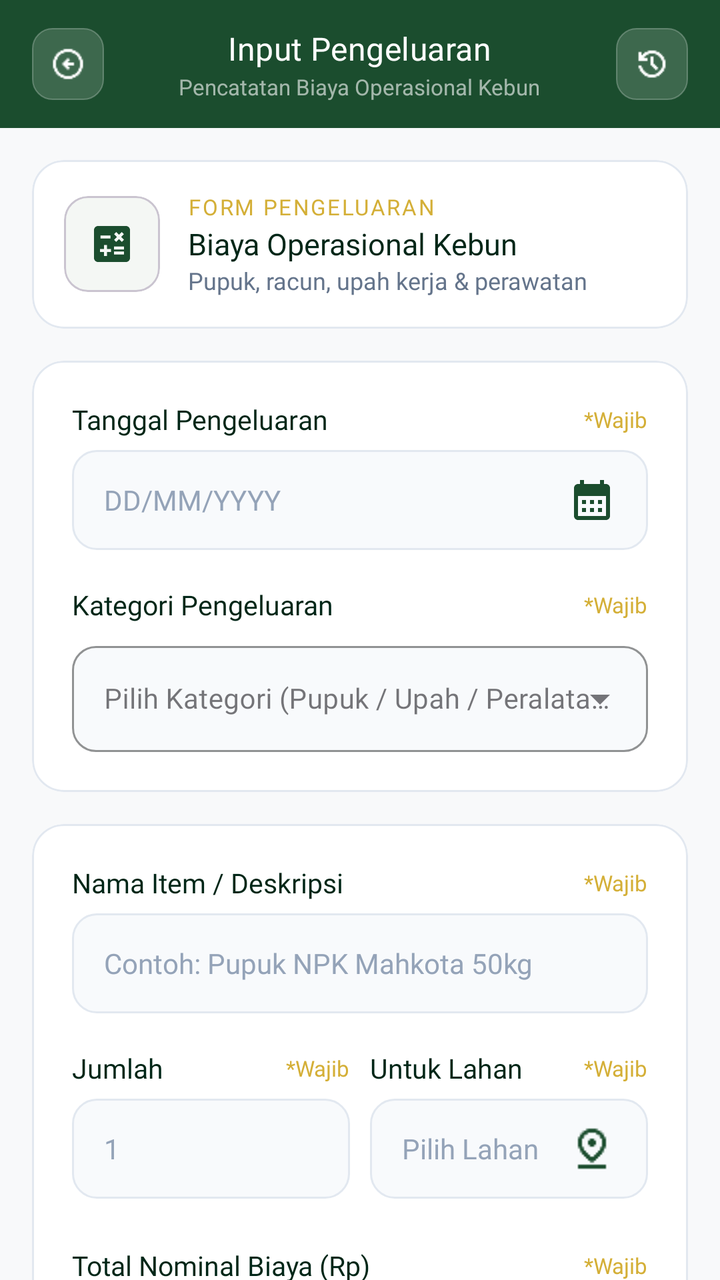
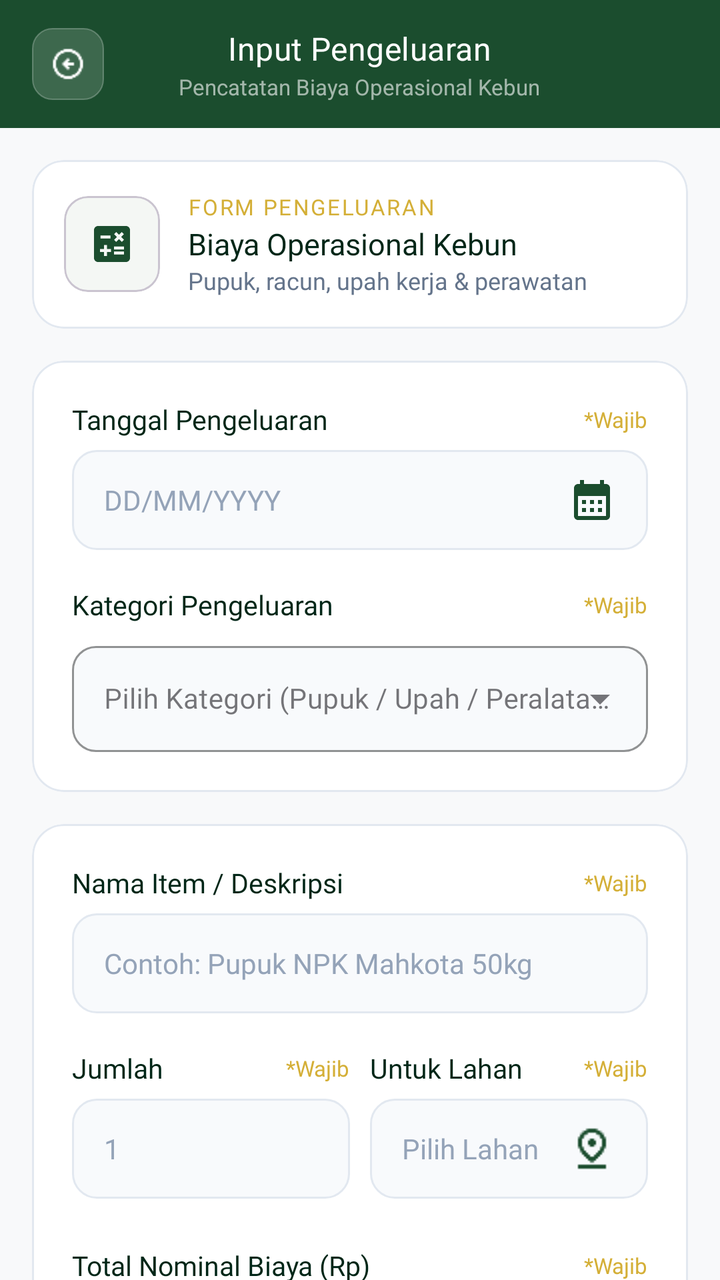

Compare the two renders of this Android layout. The source of the first and the diff that turns it into the second are given below.
<!-- AndroidManifest.xml: application theme Theme.Notasawit -->
<!-- res/layout/activity_input_pengeluaran.xml -->
<?xml version="1.0" encoding="utf-8"?>
<androidx.constraintlayout.widget.ConstraintLayout
    xmlns:android="http://schemas.android.com/apk/res/android"
    xmlns:app="http://schemas.android.com/apk/res-auto"
    xmlns:tools="http://schemas.android.com/tools"
    android:id="@+id/main"
    android:layout_width="match_parent"
    android:layout_height="match_parent"
    android:background="#F8F9FA"
    tools:context=".Pengeluaran.InputPengeluaranActivity">

    
    <LinearLayout
        android:id="@+id/toolbar"
        android:layout_width="match_parent"
        android:layout_height="wrap_content"
        android:orientation="vertical"
        app:layout_constraintTop_toTopOf="parent">

        <LinearLayout
            android:layout_width="match_parent"
            android:layout_height="64dp"
            android:orientation="horizontal"
            android:gravity="center_vertical"
            android:paddingStart="16dp"
            android:paddingEnd="16dp"
            android:background="@drawable/bg_toolbar_gradient">

            
            <LinearLayout
                android:id="@+id/btnBack"
                android:layout_width="36dp"
                android:layout_height="36dp"
                android:gravity="center"
                android:background="@drawable/bg_toolbar_btn"
                android:clickable="true"
                android:focusable="true">

                <ImageView
                    android:layout_width="18dp"
                    android:layout_height="18dp"
                    android:src="@drawable/ic_arrow_left"
                    app:tint="#FFFFFF"
                    android:contentDescription="Kembali" />
            </LinearLayout>

            
            <LinearLayout
                android:layout_width="0dp"
                android:layout_height="wrap_content"
                android:layout_weight="1"
                android:orientation="vertical"
                android:gravity="center_horizontal"
                android:layout_marginStart="12dp"
                android:layout_marginEnd="12dp">

                <TextView
                    android:layout_width="wrap_content"
                    android:layout_height="wrap_content"
                    android:text="Input Pengeluaran"
                    android:textColor="#FFFFFF"
                    android:textSize="16sp"
                    android:fontFamily="@font/poppins_bold"
                    android:letterSpacing="0.01" />

                <TextView
                    android:layout_width="wrap_content"
                    android:layout_height="wrap_content"
                    android:text="Pencatatan Biaya Operasional Kebun"
                    android:textColor="#99FFFFFF"
                    android:textSize="11sp"
                    android:layout_marginTop="1dp" />
            </LinearLayout>

            
            <LinearLayout
                android:id="@+id/btnRiwayat"
                android:layout_width="36dp"
                android:layout_height="36dp"
                android:gravity="center"
                android:background="@drawable/bg_toolbar_btn"
                android:clickable="true"
                android:focusable="true">

                <ImageView
                    android:layout_width="18dp"
                    android:layout_height="18dp"
                    android:src="@drawable/ic_history"
                    app:tint="#FFFFFF"
                    android:contentDescription="Riwayat" />
            </LinearLayout>

        </LinearLayout>

    </LinearLayout>

    
    <androidx.core.widget.NestedScrollView
        android:layout_width="match_parent"
        android:layout_height="0dp"
        android:fillViewport="true"
        app:layout_constraintTop_toBottomOf="@id/toolbar"
        app:layout_constraintBottom_toBottomOf="parent">

        <LinearLayout
            android:layout_width="match_parent"
            android:layout_height="wrap_content"
            android:orientation="vertical"
            android:padding="16dp">

            
            <com.google.android.material.card.MaterialCardView
                android:layout_width="match_parent"
                android:layout_height="wrap_content"
                android:layout_marginBottom="16dp"
                app:cardCornerRadius="16dp"
                app:cardElevation="0dp"
                app:strokeWidth="1dp"
                app:strokeColor="#E2E8F0"
                app:cardBackgroundColor="#FFFFFF">

                <LinearLayout
                    android:layout_width="match_parent"
                    android:layout_height="wrap_content"
                    android:orientation="horizontal"
                    android:padding="16dp"
                    android:gravity="center_vertical">

                    <com.google.android.material.card.MaterialCardView
                        android:layout_width="48dp"
                        android:layout_height="48dp"
                        app:cardCornerRadius="12dp"
                        app:cardElevation="0dp"
                        app:cardBackgroundColor="#F4F7F4">

                        <ImageView
                            android:layout_width="24dp"
                            android:layout_height="24dp"
                            android:layout_gravity="center"
                            android:src="@drawable/ic_calculator"
                            app:tint="@color/primary"
                            android:contentDescription="Icon Pengeluaran" />
                    </com.google.android.material.card.MaterialCardView>

                    <LinearLayout
                        android:layout_width="0dp"
                        android:layout_height="wrap_content"
                        android:layout_weight="1"
                        android:orientation="vertical"
                        android:layout_marginStart="14dp">

                        <TextView
                            android:layout_width="wrap_content"
                            android:layout_height="wrap_content"
                            android:text="FORM PENGELUARAN"
                            android:textColor="@color/secondary"
                            android:textSize="11sp"
                            android:fontFamily="@font/poppins_bold"
                            android:letterSpacing="0.08" />

                        <TextView
                            android:layout_width="wrap_content"
                            android:layout_height="wrap_content"
                            android:text="Biaya Operasional Kebun"
                            android:textColor="@color/tertiary"
                            android:textSize="15sp"
                            android:fontFamily="@font/poppins_bold"
                            android:layout_marginTop="1dp" />

                        <TextView
                            android:layout_width="wrap_content"
                            android:layout_height="wrap_content"
                            android:text="Pupuk, racun, upah kerja &amp; perawatan"
                            android:textColor="#64748B"
                            android:textSize="12sp"
                            android:fontFamily="@font/poppins_regular" />
                    </LinearLayout>

                </LinearLayout>
            </com.google.android.material.card.MaterialCardView>

            
            <com.google.android.material.card.MaterialCardView
                android:layout_width="match_parent"
                android:layout_height="wrap_content"
                android:layout_marginBottom="16dp"
                app:cardCornerRadius="16dp"
                app:cardElevation="0dp"
                app:strokeWidth="1dp"
                app:strokeColor="#E2E8F0"
                app:cardBackgroundColor="#FFFFFF">

                <LinearLayout
                    android:layout_width="match_parent"
                    android:layout_height="wrap_content"
                    android:orientation="vertical"
                    android:padding="20dp">

                    
                    <LinearLayout
                        android:layout_width="match_parent"
                        android:layout_height="wrap_content"
                        android:orientation="horizontal"
                        android:gravity="center_vertical"
                        android:layout_marginBottom="6dp">

                        <TextView
                            android:layout_width="0dp"
                            android:layout_height="wrap_content"
                            android:layout_weight="1"
                            android:text="Tanggal Pengeluaran"
                            android:textColor="@color/tertiary"
                            android:textSize="13.5sp"
                            android:fontFamily="@font/poppins_semibold" />

                        <TextView
                            android:layout_width="wrap_content"
                            android:layout_height="wrap_content"
                            android:text="*Wajib"
                            android:textColor="@color/secondary"
                            android:textSize="11sp"
                            android:fontFamily="@font/poppins_medium" />
                    </LinearLayout>

                    <EditText
                        android:id="@+id/etTanggal"
                        android:layout_width="match_parent"
                        android:layout_height="50dp"
                        android:background="@drawable/bg_input_soft"
                        android:paddingHorizontal="16dp"
                        android:hint="DD/MM/YYYY"
                        android:focusable="false"
                        android:clickable="true"
                        android:cursorVisible="false"
                        android:inputType="none"
                        android:textColor="#1E293B"
                        android:textColorHint="#94A3B8"
                        android:fontFamily="@font/poppins_medium"
                        android:textSize="14sp"
                        android:drawableEnd="@drawable/ic_calendar_month"
                        android:drawableTint="@color/primary"
                        android:layout_marginBottom="18dp" />

                    
                    <LinearLayout
                        android:layout_width="match_parent"
                        android:layout_height="wrap_content"
                        android:orientation="horizontal"
                        android:gravity="center_vertical"
                        android:layout_marginBottom="6dp">

                        <TextView
                            android:layout_width="0dp"
                            android:layout_height="wrap_content"
                            android:layout_weight="1"
                            android:text="Kategori Pengeluaran"
                            android:textColor="@color/tertiary"
                            android:textSize="13.5sp"
                            android:fontFamily="@font/poppins_semibold" />

                        <TextView
                            android:layout_width="wrap_content"
                            android:layout_height="wrap_content"
                            android:text="*Wajib"
                            android:textColor="@color/secondary"
                            android:textSize="11sp"
                            android:fontFamily="@font/poppins_medium" />
                    </LinearLayout>

                    <com.google.android.material.textfield.TextInputLayout
                        style="@style/Widget.MaterialComponents.TextInputLayout.OutlinedBox.ExposedDropdownMenu"
                        android:layout_width="match_parent"
                        android:layout_height="wrap_content"
                        app:boxStrokeColor="#E2E8F0"
                        app:boxStrokeWidth="1dp"
                        app:boxCornerRadiusTopStart="12dp"
                        app:boxCornerRadiusTopEnd="12dp"
                        app:boxCornerRadiusBottomStart="12dp"
                        app:boxCornerRadiusBottomEnd="12dp"
                        app:boxBackgroundColor="#F8FAFC">

                        <AutoCompleteTextView
                            android:id="@+id/spinnerKategori"
                            android:layout_width="match_parent"
                            android:layout_height="wrap_content"
                            android:hint="Pilih Kategori (Pupuk / Upah / Peralatan)"
                            android:inputType="none"
                            android:textColor="#1E293B"
                            android:textSize="14sp"
                            android:fontFamily="@font/poppins_medium" />
                    </com.google.android.material.textfield.TextInputLayout>

                </LinearLayout>
            </com.google.android.material.card.MaterialCardView>

            
            <com.google.android.material.card.MaterialCardView
                android:layout_width="match_parent"
                android:layout_height="wrap_content"
                android:layout_marginBottom="16dp"
                app:cardCornerRadius="16dp"
                app:cardElevation="0dp"
                app:strokeWidth="1dp"
                app:strokeColor="#E2E8F0"
                app:cardBackgroundColor="#FFFFFF">

                <LinearLayout
                    android:layout_width="match_parent"
                    android:layout_height="wrap_content"
                    android:orientation="vertical"
                    android:padding="20dp">

                    
                    <LinearLayout
                        android:layout_width="match_parent"
                        android:layout_height="wrap_content"
                        android:orientation="horizontal"
                        android:gravity="center_vertical"
                        android:layout_marginBottom="6dp">

                        <TextView
                            android:layout_width="0dp"
                            android:layout_height="wrap_content"
                            android:layout_weight="1"
                            android:text="Nama Item / Deskripsi"
                            android:textColor="@color/tertiary"
                            android:textSize="13.5sp"
                            android:fontFamily="@font/poppins_semibold" />

                        <TextView
                            android:layout_width="wrap_content"
                            android:layout_height="wrap_content"
                            android:text="*Wajib"
                            android:textColor="@color/secondary"
                            android:textSize="11sp"
                            android:fontFamily="@font/poppins_medium" />
                    </LinearLayout>

                    <EditText
                        android:id="@+id/etNamaItem"
                        android:layout_width="match_parent"
                        android:layout_height="50dp"
                        android:background="@drawable/bg_input_soft"
                        android:paddingHorizontal="16dp"
                        android:hint="Contoh: Pupuk NPK Mahkota 50kg"
                        android:inputType="textPersonName"
                        android:textColor="#1E293B"
                        android:textColorHint="#94A3B8"
                        android:fontFamily="@font/poppins_medium"
                        android:textSize="14sp"
                        android:layout_marginBottom="18dp" />

                    
                    <LinearLayout
                        android:layout_width="match_parent"
                        android:layout_height="wrap_content"
                        android:orientation="horizontal"
                        android:baselineAligned="false">

                        
                        <LinearLayout
                            android:layout_width="0dp"
                            android:layout_height="wrap_content"
                            android:layout_weight="1"
                            android:layout_marginEnd="10dp"
                            android:orientation="vertical">

                            <LinearLayout
                                android:layout_width="match_parent"
                                android:layout_height="wrap_content"
                                android:orientation="horizontal"
                                android:gravity="center_vertical"
                                android:layout_marginBottom="6dp">

                                <TextView
                                    android:layout_width="0dp"
                                    android:layout_height="wrap_content"
                                    android:layout_weight="1"
                                    android:text="Jumlah"
                                    android:textColor="@color/tertiary"
                                    android:textSize="13.5sp"
                                    android:fontFamily="@font/poppins_semibold" />

                                <TextView
                                    android:layout_width="wrap_content"
                                    android:layout_height="wrap_content"
                                    android:text="*Wajib"
                                    android:textColor="@color/secondary"
                                    android:textSize="11sp"
                                    android:fontFamily="@font/poppins_medium" />
                            </LinearLayout>

                            <EditText
                                android:id="@+id/et_jumlah"
                                android:layout_width="match_parent"
                                android:layout_height="50dp"
                                android:background="@drawable/bg_input_soft"
                                android:paddingHorizontal="16dp"
                                android:hint="1"
                                android:inputType="numberDecimal"
                                android:textColor="#1E293B"
                                android:textColorHint="#94A3B8"
                                android:fontFamily="@font/poppins_medium"
                                android:textSize="14sp" />
                        </LinearLayout>

                        
                        <LinearLayout
                            android:layout_width="0dp"
                            android:layout_height="wrap_content"
                            android:layout_weight="1"
                            android:orientation="vertical">

                            <LinearLayout
                                android:layout_width="match_parent"
                                android:layout_height="wrap_content"
                                android:orientation="horizontal"
                                android:gravity="center_vertical"
                                android:layout_marginBottom="6dp">

                                <TextView
                                    android:layout_width="0dp"
                                    android:layout_height="wrap_content"
                                    android:layout_weight="1"
                                    android:text="Untuk Lahan"
                                    android:textColor="@color/tertiary"
                                    android:textSize="13.5sp"
                                    android:fontFamily="@font/poppins_semibold" />

                                <TextView
                                    android:layout_width="wrap_content"
                                    android:layout_height="wrap_content"
                                    android:text="*Wajib"
                                    android:textColor="@color/secondary"
                                    android:textSize="11sp"
                                    android:fontFamily="@font/poppins_medium" />
                            </LinearLayout>

                            <EditText
                                android:id="@+id/etPilihLahan"
                                android:layout_width="match_parent"
                                android:layout_height="50dp"
                                android:background="@drawable/bg_input_soft"
                                android:paddingHorizontal="16dp"
                                android:hint="Pilih Lahan"
                                android:focusable="false"
                                android:clickable="true"
                                android:cursorVisible="false"
                                android:inputType="none"
                                android:textColor="#1E293B"
                                android:textColorHint="#94A3B8"
                                android:fontFamily="@font/poppins_medium"
                                android:textSize="14sp"
                                android:drawableEnd="@drawable/ic_map_pin"
                                android:drawableTint="@color/primary" />
                        </LinearLayout>

                    </LinearLayout>

                    <com.google.android.material.chip.ChipGroup
                        android:id="@+id/chipGroupLahan"
                        android:layout_width="match_parent"
                        android:layout_height="wrap_content"
                        android:layout_marginTop="8dp"
                        app:singleLine="false"
                        app:singleSelection="false"/>

                    
                    <LinearLayout
                        android:layout_width="match_parent"
                        android:layout_height="wrap_content"
                        android:orientation="horizontal"
                        android:gravity="center_vertical"
                        android:layout_marginTop="16dp"
                        android:layout_marginBottom="6dp">

                        <TextView
                            android:layout_width="0dp"
                            android:layout_height="wrap_content"
                            android:layout_weight="1"
                            android:text="Total Nominal Biaya (Rp)"
                            android:textColor="@color/tertiary"
                            android:textSize="13.5sp"
                            android:fontFamily="@font/poppins_semibold" />

                        <TextView
                            android:layout_width="wrap_content"
                            android:layout_height="wrap_content"
                            android:text="*Wajib"
                            android:textColor="@color/secondary"
                            android:textSize="11sp"
                            android:fontFamily="@font/poppins_medium" />
                    </LinearLayout>

                    <EditText
                        android:id="@+id/etTotal"
                        android:layout_width="match_parent"
                        android:layout_height="50dp"
                        android:background="@drawable/bg_input_soft"
                        android:paddingHorizontal="16dp"
                        android:hint="Rp 350.000"
                        android:inputType="number"
                        android:textColor="#1E293B"
                        android:textColorHint="#94A3B8"
                        android:fontFamily="@font/poppins_medium"
                        android:textSize="14sp"
                        android:layout_marginBottom="18dp" />

                    
                    <TextView
                        android:layout_width="wrap_content"
                        android:layout_height="wrap_content"
                        android:text="Catatan Tambahan"
                        android:textColor="@color/tertiary"
                        android:textSize="13.5sp"
                        android:fontFamily="@font/poppins_semibold"
                        android:layout_marginBottom="6dp" />

                    <EditText
                        android:id="@+id/etCatatan"
                        android:layout_width="match_parent"
                        android:layout_height="80dp"
                        android:background="@drawable/bg_input_soft"
                        android:padding="14dp"
                        android:hint="Masukkan catatan pengeluaran opsional"
                        android:inputType="textMultiLine"
                        android:gravity="top"
                        android:textColor="#1E293B"
                        android:textColorHint="#94A3B8"
                        android:fontFamily="@font/poppins_medium"
                        android:textSize="13.5sp" />

                </LinearLayout>
            </com.google.android.material.card.MaterialCardView>

            
            <com.google.android.material.card.MaterialCardView
                android:layout_width="match_parent"
                android:layout_height="wrap_content"
                android:layout_marginBottom="24dp"
                app:cardCornerRadius="16dp"
                app:cardElevation="0dp"
                app:strokeWidth="1dp"
                app:strokeColor="#E2E8F0"
                app:cardBackgroundColor="#FFFFFF">

                <LinearLayout
                    android:layout_width="match_parent"
                    android:layout_height="wrap_content"
                    android:orientation="vertical"
                    android:padding="20dp">

                    <TextView
                        android:layout_width="wrap_content"
                        android:layout_height="wrap_content"
                        android:text="Bukti Nota / Kwitansi Pembelian"
                        android:textColor="@color/tertiary"
                        android:textSize="13.5sp"
                        android:fontFamily="@font/poppins_semibold"
                        android:layout_marginBottom="8dp" />

                    <com.google.android.material.card.MaterialCardView
                        android:id="@+id/cardUploadNota"
                        android:layout_width="match_parent"
                        android:layout_height="130dp"
                        app:cardCornerRadius="12dp"
                        app:strokeWidth="1dp"
                        app:strokeColor="@color/primary"
                        app:cardBackgroundColor="#FAFFFA">

                        <LinearLayout
                            android:layout_width="match_parent"
                            android:layout_height="match_parent"
                            android:orientation="vertical"
                            android:gravity="center">

                            <ImageView
                                android:id="@+id/imgUploadIcon"
                                android:layout_width="36dp"
                                android:layout_height="36dp"
                                android:src="@drawable/ic_camera"
                                app:tint="@color/primary" />

                            <TextView
                                android:layout_width="wrap_content"
                                android:layout_height="wrap_content"
                                android:text="Tambah Bukti Nota"
                                android:fontFamily="@font/poppins_bold"
                                android:textColor="@color/primary"
                                android:textSize="13.5sp"
                                android:layout_marginTop="6dp" />

                            <TextView
                                android:layout_width="wrap_content"
                                android:layout_height="wrap_content"
                                android:text="Ambil foto atau pilih dari galeri"
                                android:textSize="11.5sp"
                                android:textColor="#64748B"
                                android:fontFamily="@font/poppins_regular"
                                android:layout_marginTop="1dp" />

                        </LinearLayout>

                    </com.google.android.material.card.MaterialCardView>

                    
                    <ImageView
                        android:id="@+id/imgNotaPreview"
                        android:layout_width="match_parent"
                        android:layout_height="180dp"
                        android:layout_marginTop="12dp"
                        android:scaleType="centerCrop"
                        android:visibility="gone"
                        android:background="@drawable/bg_rounded_12" />

                </LinearLayout>
            </com.google.android.material.card.MaterialCardView>

            
            <com.google.android.material.button.MaterialButton
                android:id="@+id/btnSimpan"
                android:layout_width="match_parent"
                android:layout_height="54dp"
                android:layout_marginBottom="24dp"
                app:cornerRadius="12dp"
                app:backgroundTint="@color/primary"
                android:text="Simpan Pengeluaran"
                android:textAllCaps="false"
                android:textColor="#FFFFFF"
                android:textSize="15sp"
                android:fontFamily="@font/poppins_bold"
                app:icon="@drawable/ic_save"
                app:iconTint="#FFFFFF"
                app:iconSize="18dp"
                app:iconPadding="8dp"
                app:iconGravity="textStart"
                app:elevation="2dp" />

        </LinearLayout>
    </androidx.core.widget.NestedScrollView>

</androidx.constraintlayout.widget.ConstraintLayout>
<!-- resources referenced by this layout -->
<resources>
  <color name="primary">#1B4D2E</color>
  <color name="secondary">#D4AF37</color>
  <color name="tertiary">#002617</color>
  <!-- drawable bg_input_soft (drawable) -->
  <?xml version="1.0" encoding="utf-8"?>
  <shape xmlns:android="http://schemas.android.com/apk/res/android">
      <solid android:color="#F8FAFC" />
      <stroke
          android:width="1dp"
          android:color="#E2E8F0" />
      <corners android:radius="12dp" />
  </shape>
  <!-- drawable bg_rounded_12 (drawable) -->
  <?xml version="1.0" encoding="utf-8"?>
  <shape xmlns:android="http://schemas.android.com/apk/res/android">
  
      <solid android:color="#FFFFFF"/>
  
      <corners android:radius="12dp"/>
  
      <stroke
          android:width="1dp"
          android:color="#DDE8DD"/>
  
  </shape>
  <!-- drawable bg_toolbar_gradient (drawable) -->
  <?xml version="1.0" encoding="utf-8"?>
  <shape xmlns:android="http://schemas.android.com/apk/res/android">
      <solid android:color="#1B4D2E" />
  </shape>
  <!-- drawable ic_calculator (drawable) -->
  <vector xmlns:android="http://schemas.android.com/apk/res/android" android:height="24dp" android:tint="#FFFFFF" android:viewportHeight="24" android:viewportWidth="24" android:width="24dp">
        
      <path android:fillColor="@android:color/white" android:pathData="M19,3H5C3.9,3 3,3.9 3,5v14c0,1.1 0.9,2 2,2h14c1.1,0 2,-0.9 2,-2V5C21,3.9 20.1,3 19,3zM13.03,7.06L14.09,6l1.41,1.41L16.91,6l1.06,1.06l-1.41,1.41l1.41,1.41l-1.06,1.06L15.5,9.54l-1.41,1.41l-1.06,-1.06l1.41,-1.41L13.03,7.06zM6.25,7.72h5v1.5h-5V7.72zM11.5,16h-2v2H8v-2H6v-1.5h2v-2h1.5v2h2V16zM18,17.25h-5v-1.5h5V17.25zM18,14.75h-5v-1.5h5V14.75z"/>
      
  </vector>
  <!-- drawable ic_calendar_month (drawable) -->
  <vector xmlns:android="http://schemas.android.com/apk/res/android" android:height="24dp" android:tint="#002617" android:viewportHeight="24" android:viewportWidth="24" android:width="24dp">
        
      <path android:fillColor="@android:color/white" android:pathData="M19,4h-1V2h-2v2H8V2H6v2H5C3.89,4 3.01,4.9 3.01,6L3,20c0,1.1 0.89,2 2,2h14c1.1,0 2,-0.9 2,-2V6C21,4.9 20.1,4 19,4zM19,20H5V10h14V20zM9,14H7v-2h2V14zM13,14h-2v-2h2V14zM17,14h-2v-2h2V14zM9,18H7v-2h2V18zM13,18h-2v-2h2V18zM17,18h-2v-2h2V18z"/>
      
  </vector>
  <!-- drawable ic_camera (drawable) -->
  <vector xmlns:android="http://schemas.android.com/apk/res/android" android:height="24dp" android:tint="@color/agri_green_dark" android:viewportHeight="24" android:viewportWidth="24" android:width="24dp">
        
      <path android:fillColor="@color/agri_green_dark" android:pathData="M12,12m-3.2,0a3.2,3.2 0,1 1,6.4 0a3.2,3.2 0,1 1,-6.4 0"/>
        
      <path android:fillColor="@color/agri_green_dark" android:pathData="M9,2L7.17,4L4,4c-1.1,0 -2,0.9 -2,2v12c0,1.1 0.9,2 2,2h16c1.1,0 2,-0.9 2,-2L22,6c0,-1.1 -0.9,-2 -2,-2h-3.17L15,2L9,2zM12,17c-2.76,0 -5,-2.24 -5,-5s2.24,-5 5,-5 5,2.24 5,5 -2.24,5 -5,5z"/>
      
  </vector>
  <!-- drawable ic_history: png bitmap (drawable, 552 bytes) -->
  <style name="Theme.Notasawit" parent="Base.Theme.Notasawit" />
  <color name="agri_green_dark">@color/primary</color>
  <style name="Base.Theme.Notasawit" parent="Theme.Material3.Light.NoActionBar">
          
          <item name="colorPrimary">@color/primary</item>
          <item name="colorSecondary">@color/secondary</item>
          <item name="colorTertiary">@color/tertiary</item>
          <item name="android:statusBarColor">@color/white</item>
          <item name="android:windowLightStatusBar">true</item>
          
          <item name="elevationOverlayEnabled">false</item>
          <item name="colorSurface">@color/white</item>
          
          <item name="colorControlNormal">@color/tertiary</item>
          <item name="colorControlActivated">@color/primary</item>
      </style>
  <color name="white">#FFFFFFFF</color>
  <!-- unchanged entries left out for length: 4 -->
</resources>

<!-- the commit's change to res/layout/activity_input_pengeluaran.xml (unified diff, before → after) -->
@@ -73,22 +73,9 @@
             </LinearLayout>
 
             
-            <LinearLayout
-                android:id="@+id/btnRiwayat"
+            <View
                 android:layout_width="36dp"
-                android:layout_height="36dp"
-                android:gravity="center"
-                android:background="@drawable/bg_toolbar_btn"
-                android:clickable="true"
-                android:focusable="true">
-
-                <ImageView
-                    android:layout_width="18dp"
-                    android:layout_height="18dp"
-                    android:src="@drawable/ic_history"
-                    app:tint="#FFFFFF"
-                    android:contentDescription="Riwayat" />
-            </LinearLayout>
+                android:layout_height="36dp" />
 
         </LinearLayout>
 
<!-- resource entries referenced after the edit -->
@@ -50,7 +50,6 @@
       <path android:fillColor="@color/agri_green_dark" android:pathData="M9,2L7.17,4L4,4c-1.1,0 -2,0.9 -2,2v12c0,1.1 0.9,2 2,2h16c1.1,0 2,-0.9 2,-2L22,6c0,-1.1 -0.9,-2 -2,-2h-3.17L15,2L9,2zM12,17c-2.76,0 -5,-2.24 -5,-5s2.24,-5 5,-5 5,2.24 5,5 -2.24,5 -5,5z"/>
       
   </vector>
-  <!-- drawable ic_history: png bitmap (drawable, 552 bytes) -->
   <style name="Theme.Notasawit" parent="Base.Theme.Notasawit" />
   <color name="agri_green_dark">@color/primary</color>
   <style name="Base.Theme.Notasawit" parent="Theme.Material3.Light.NoActionBar">
